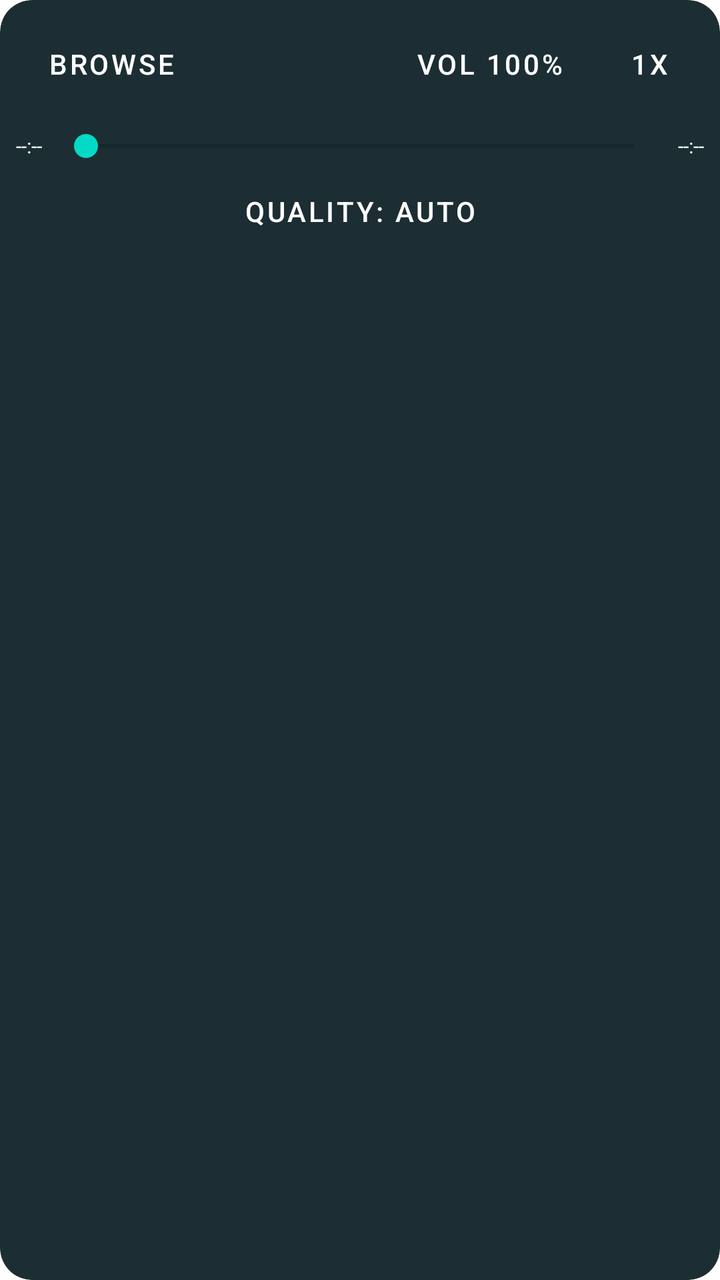
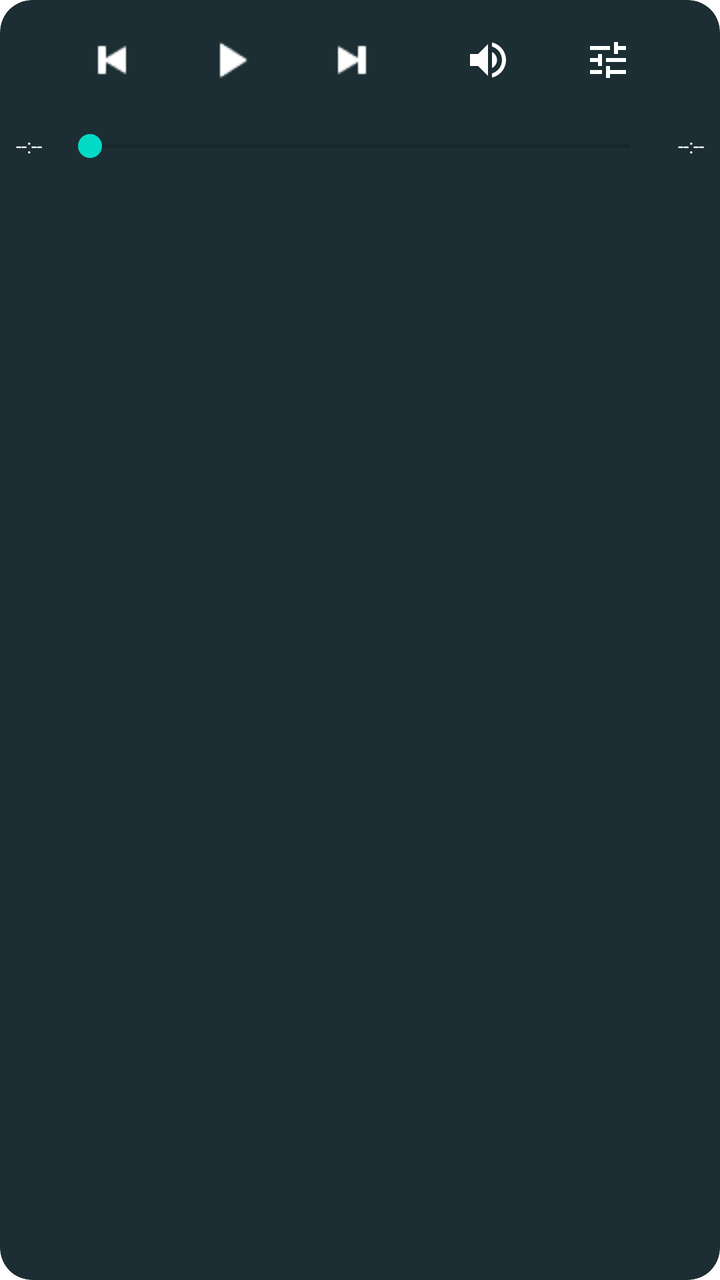

An Android layout rendered at two revisions. The XML below is the earlier revision; the diff shows what the commit changed to produce the second picture.
<!-- AndroidManifest.xml: fallback theme Theme.MaterialComponents.DayNight.NoActionBar -->
<!-- res/layout/controls.xml -->
<?xml version="1.0" encoding="utf-8" ?>

<LinearLayout
  xmlns:android="http://schemas.android.com/apk/res/android"
  xmlns:app="http://schemas.android.com/apk/res-auto"
  android:layout_width="match_parent"
  android:layout_height="match_parent"
  android:orientation="vertical"
  android:background="@drawable/layout_bg"
  android:clipToOutline="true"
  android:padding="8dp"
>
  <LinearLayout
    android:layout_width="match_parent"
    android:layout_height="wrap_content"
    android:gravity="center"
    android:orientation="horizontal"
  >
    <Button
      android:id="@+id/browse_button"
      android:layout_width="wrap_content"
      android:layout_height="wrap_content"
      android:text="Browse"
      android:background="@android:color/transparent"
    />
    <Button
      android:id="@+id/back_button"
      android:layout_width="wrap_content"
      android:layout_height="wrap_content"
      android:drawableStart="@drawable/back"
      android:background="@android:color/transparent"
    />
    <Button
      android:id="@+id/volume_button"
      android:layout_width="wrap_content"
      android:layout_height="wrap_content"
      android:text="Vol 100%"
      android:background="@android:color/transparent"
    />
    <Button
      android:id="@+id/speed_button"
      android:layout_width="wrap_content"
      android:layout_height="wrap_content"
      android:text="1x"
      android:background="@android:color/transparent"
    />
    <Button
      android:id="@+id/play_pause_button"
      android:layout_width="wrap_content"
      android:layout_height="wrap_content"
      android:drawableStart="@drawable/play"
      android:background="@android:color/transparent"
    />
    <Button
      android:id="@+id/forward_button"
      android:layout_width="wrap_content"
      android:layout_height="wrap_content"
      android:drawableStart="@drawable/forward"
      android:background="@android:color/transparent"
    />
  </LinearLayout>
  <LinearLayout
    android:layout_width="match_parent"
    android:layout_height="wrap_content"
    android:layout_marginTop="8dp"
    android:gravity="center_vertical"
    android:orientation="horizontal"
  >
    <TextView
      android:id="@+id/elapsed_time"
      android:layout_width="wrap_content"
      android:layout_height="wrap_content"
      android:text="--:--"
      android:textColor="@android:color/white"
      android:textSize="10sp"
    />
    <SeekBar
      style="@style/Widget.AppCompat.SeekBar"
      android:id="@+id/seek_bar"
      android:layout_width="0dp"
      android:layout_height="wrap_content"
      android:layout_weight="1"
      android:layout_marginHorizontal="6dp"
    />
    <TextView
      android:id="@+id/duration_time"
      android:layout_width="wrap_content"
      android:layout_height="wrap_content"
      android:text="--:--"
      android:textColor="@android:color/white"
      android:textSize="10sp"
    />
  </LinearLayout>
  <LinearLayout
    android:layout_width="match_parent"
    android:layout_height="wrap_content"
    android:layout_marginTop="4dp"
    android:gravity="center"
    android:orientation="horizontal"
  >
    <Button
      android:id="@+id/quality_button"
      android:layout_width="wrap_content"
      android:layout_height="wrap_content"
      android:minHeight="32dp"
      android:minWidth="0dp"
      android:text="Quality: Auto"
      android:background="@android:color/transparent"
    />
  </LinearLayout>
</LinearLayout>
<!-- resources referenced by this layout -->
<resources>
  <!-- drawable back: png bitmap (drawable, 252 bytes) -->
  <!-- drawable forward: png bitmap (drawable, 244 bytes) -->
  <!-- drawable layout_bg (drawable) -->
  <?xml version="1.0" encoding="UTF-8" ?>
  
  <shape xmlns:android="http://schemas.android.com/apk/res/android">
    <solid android:color="#FF1C2E33" />
    <corners android:radius="16dp" />
    <padding
      android:left="0dp"
      android:top="0dp"
      android:right="0dp"
      android:bottom="0dp"
    />
  </shape>
  <!-- drawable play: png bitmap (drawable, 246 bytes) -->
  <style name="Widget.AppCompat.SeekBar" parent="Base.Widget.AppCompat.SeekBar" />
</resources>

<!-- the commit's change to res/layout/controls.xml (unified diff, before → after) -->
@@ -1,62 +1,123 @@
 <?xml version="1.0" encoding="utf-8" ?>
-
 <LinearLayout
   xmlns:android="http://schemas.android.com/apk/res/android"
-  xmlns:app="http://schemas.android.com/apk/res-auto"
   android:layout_width="match_parent"
   android:layout_height="match_parent"
-  android:orientation="vertical"
   android:background="@drawable/layout_bg"
   android:clipToOutline="true"
+  android:orientation="vertical"
   android:padding="8dp"
 >
   <LinearLayout
     android:layout_width="match_parent"
-    android:layout_height="wrap_content"
+    android:layout_height="48dp"
     android:gravity="center"
     android:orientation="horizontal"
   >
     <Button
       android:id="@+id/browse_button"
-      android:layout_width="wrap_content"
-      android:layout_height="wrap_content"
-      android:text="Browse"
+      android:layout_width="56dp"
+      android:layout_height="48dp"
+      android:layout_marginEnd="4dp"
       android:background="@android:color/transparent"
+      android:contentDescription="Browse"
+      android:drawableTop="@drawable/ic_browse"
+      android:gravity="center"
+      android:minHeight="0dp"
+      android:minWidth="0dp"
+      android:tooltipText="Browse"
     />
     <Button
       android:id="@+id/back_button"
-      android:layout_width="wrap_content"
-      android:layout_height="wrap_content"
-      android:drawableStart="@drawable/back"
+      android:layout_width="56dp"
+      android:layout_height="48dp"
+      android:layout_marginEnd="4dp"
       android:background="@android:color/transparent"
+      android:contentDescription="Previous video"
+      android:drawableTop="@drawable/back"
+      android:gravity="center"
+      android:minHeight="0dp"
+      android:minWidth="0dp"
+      android:tooltipText="Previous video"
+    />
+    <Button
+      android:id="@+id/play_pause_button"
+      android:layout_width="56dp"
+      android:layout_height="48dp"
+      android:layout_marginEnd="4dp"
+      android:background="@android:color/transparent"
+      android:contentDescription="Play or pause"
+      android:drawableTop="@drawable/play"
+      android:gravity="center"
+      android:minHeight="0dp"
+      android:minWidth="0dp"
+      android:tooltipText="Play or pause"
+    />
+    <Button
+      android:id="@+id/forward_button"
+      android:layout_width="56dp"
+      android:layout_height="48dp"
+      android:background="@android:color/transparent"
+      android:contentDescription="Next video"
+      android:drawableTop="@drawable/forward"
+      android:gravity="center"
+      android:minHeight="0dp"
+      android:minWidth="0dp"
+      android:tooltipText="Next video"
+    />
+    <Space
+      android:layout_width="12dp"
+      android:layout_height="1dp"
     />
     <Button
       android:id="@+id/volume_button"
-      android:layout_width="wrap_content"
-      android:layout_height="wrap_content"
-      android:text="Vol 100%"
+      android:layout_width="56dp"
+      android:layout_height="48dp"
+      android:layout_marginEnd="4dp"
       android:background="@android:color/transparent"
+      android:contentDescription="Volume"
+      android:drawablePadding="2dp"
+      android:drawableTop="@drawable/ic_volume"
+      android:gravity="center"
+      android:minHeight="0dp"
+      android:minWidth="0dp"
+      android:text="100%"
+      android:textColor="@android:color/white"
+      android:textSize="10sp"
+      android:tooltipText="Volume"
+    />
+    <Button
+      android:id="@+id/quality_button"
+      android:layout_width="56dp"
+      android:layout_height="48dp"
+      android:layout_marginEnd="4dp"
+      android:background="@android:color/transparent"
+      android:contentDescription="Playback quality"
+      android:drawablePadding="2dp"
+      android:drawableTop="@drawable/ic_quality"
+      android:gravity="center"
+      android:minHeight="0dp"
+      android:minWidth="0dp"
+      android:text="Auto"
+      android:textColor="@android:color/white"
+      android:textSize="10sp"
+      android:tooltipText="Playback quality"
     />
     <Button
       android:id="@+id/speed_button"
-      android:layout_width="wrap_content"
-      android:layout_height="wrap_content"
+      android:layout_width="56dp"
+      android:layout_height="48dp"
+      android:background="@android:color/transparent"
+      android:contentDescription="Playback speed"
+      android:drawablePadding="2dp"
+      android:drawableTop="@drawable/ic_speed"
+      android:gravity="center"
+      android:minHeight="0dp"
+      android:minWidth="0dp"
       android:text="1x"
-      android:background="@android:color/transparent"
-    />
-    <Button
-      android:id="@+id/play_pause_button"
-      android:layout_width="wrap_content"
-      android:layout_height="wrap_content"
-      android:drawableStart="@drawable/play"
-      android:background="@android:color/transparent"
-    />
-    <Button
-      android:id="@+id/forward_button"
-      android:layout_width="wrap_content"
-      android:layout_height="wrap_content"
-      android:drawableStart="@drawable/forward"
-      android:background="@android:color/transparent"
+      android:textColor="@android:color/white"
+      android:textSize="10sp"
+      android:tooltipText="Playback speed"
     />
   </LinearLayout>
   <LinearLayout
@@ -75,12 +136,12 @@
       android:textSize="10sp"
     />
     <SeekBar
+      android:id="@+id/seek_bar"
       style="@style/Widget.AppCompat.SeekBar"
-      android:id="@+id/seek_bar"
       android:layout_width="0dp"
       android:layout_height="wrap_content"
+      android:layout_marginHorizontal="8dp"
       android:layout_weight="1"
-      android:layout_marginHorizontal="6dp"
     />
     <TextView
       android:id="@+id/duration_time"
@@ -91,21 +152,4 @@
       android:textSize="10sp"
     />
   </LinearLayout>
-  <LinearLayout
-    android:layout_width="match_parent"
-    android:layout_height="wrap_content"
-    android:layout_marginTop="4dp"
-    android:gravity="center"
-    android:orientation="horizontal"
-  >
-    <Button
-      android:id="@+id/quality_button"
-      android:layout_width="wrap_content"
-      android:layout_height="wrap_content"
-      android:minHeight="32dp"
-      android:minWidth="0dp"
-      android:text="Quality: Auto"
-      android:background="@android:color/transparent"
-    />
-  </LinearLayout>
 </LinearLayout>
<!-- resource entries referenced after the edit -->
@@ -2,6 +2,46 @@
 <resources>
   <!-- drawable back: png bitmap (drawable, 252 bytes) -->
   <!-- drawable forward: png bitmap (drawable, 244 bytes) -->
+  <!-- drawable ic_browse (drawable) -->
+  <vector xmlns:android="http://schemas.android.com/apk/res/android"
+      android:width="24dp"
+      android:height="24dp"
+      android:viewportWidth="24"
+      android:viewportHeight="24">
+    <path
+        android:fillColor="#FFFFFFFF"
+        android:pathData="M9.5,3a6.5,6.5 0,1 0,0 13a6.5,6.5 0,0 0,0 -13M9.5,5a4.5,4.5 0,1 1,0 9a4.5,4.5 0,0 1,0 -9M14.2,13.8l5.4,5.4l-1.4,1.4l-5.4,-5.4z" />
+  </vector>
+  <!-- drawable ic_quality (drawable) -->
+  <vector xmlns:android="http://schemas.android.com/apk/res/android"
+      android:width="24dp"
+      android:height="24dp"
+      android:viewportWidth="24"
+      android:viewportHeight="24">
+    <path
+        android:fillColor="#FFFFFFFF"
+        android:pathData="M3,17v2h6v-2zM3,5v2h10V5zM13,21v-2h8v-2h-8v-2h-2v6zM7,9v2H3v2h4v2h2V9zM21,13v-2H11v2zM15,9h2V7h4V5h-4V3h-2z" />
+  </vector>
+  <!-- drawable ic_speed (drawable) -->
+  <vector xmlns:android="http://schemas.android.com/apk/res/android"
+      android:width="24dp"
+      android:height="24dp"
+      android:viewportWidth="24"
+      android:viewportHeight="24">
+    <path
+        android:fillColor="#FFFFFFFF"
+        android:pathData="M12,4a8,8 0,1 0,8 8h-2a6,6 0,1 1,-1.76 -4.24L14.83,9.17A4,4 0,1 0,16,12h-2a2,2 0,1 1,-0.59 -1.41l-3.82,3.82l1.41,1.41l3.82,-3.82A4,4 0,0 0,12,8a3.98,3.98 0,0 0,-2.83,1.17l-1.41,-1.41A5.97,5.97 0,0 1,12,6z" />
+  </vector>
+  <!-- drawable ic_volume (drawable) -->
+  <vector xmlns:android="http://schemas.android.com/apk/res/android"
+      android:width="24dp"
+      android:height="24dp"
+      android:viewportWidth="24"
+      android:viewportHeight="24">
+    <path
+        android:fillColor="#FFFFFFFF"
+        android:pathData="M3,9v6h4l5,5V4L7,9zM16.5,12c0,-1.77 -1.02,-3.29 -2.5,-4.03v8.05c1.48,-0.73 2.5,-2.25 2.5,-4.02zM14,3.23v2.06c2.89,0.86 5,3.54 5,6.71s-2.11,5.85 -5,6.71v2.06c4.01,-0.91 7,-4.49 7,-8.77S18.01,4.14 14,3.23z" />
+  </vector>
   <!-- drawable layout_bg (drawable) -->
   <?xml version="1.0" encoding="UTF-8" ?>
   
